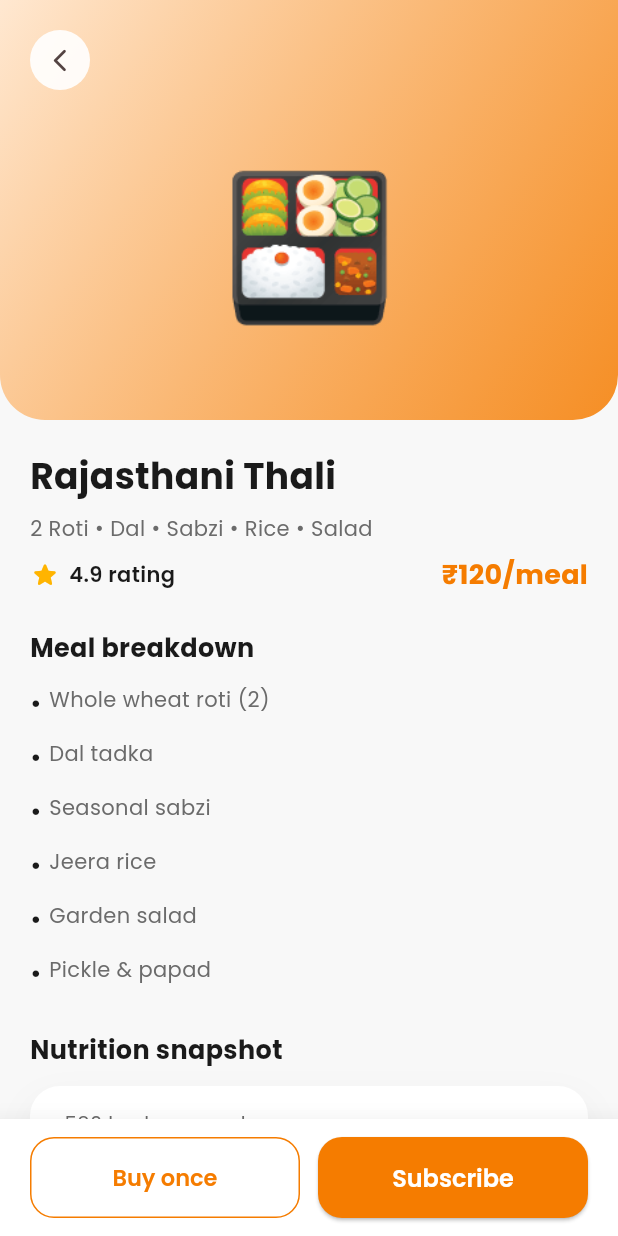
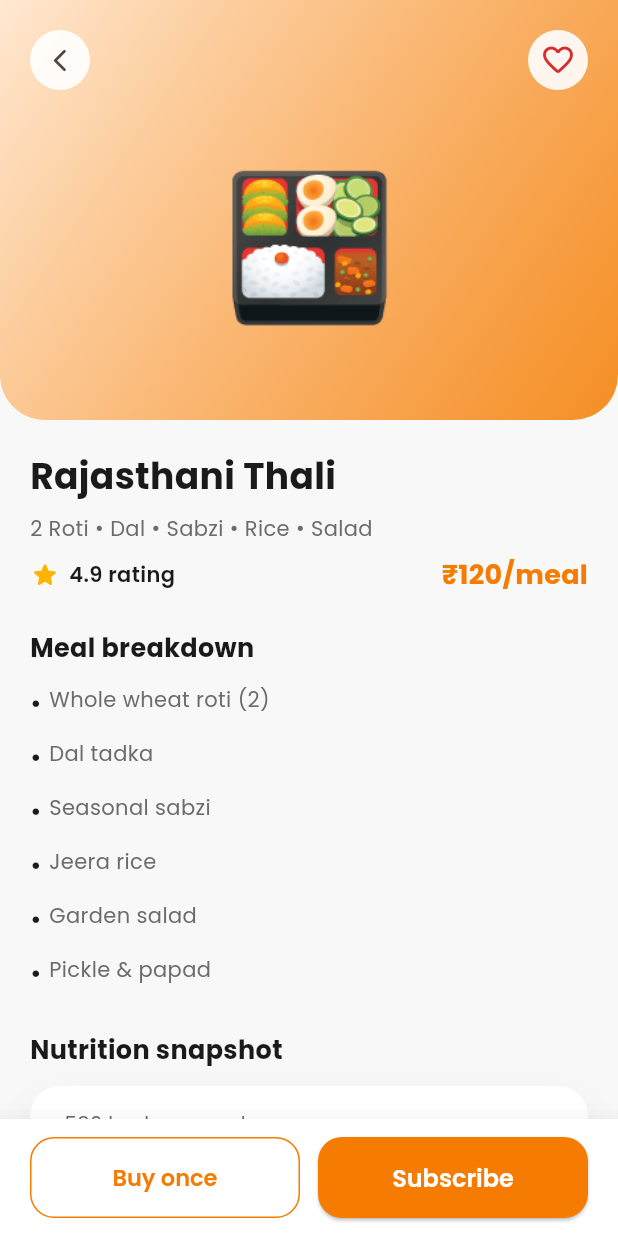
Before and after one commit to amritesh-0/Narsingh-Kitchen-app, a Flutter app: the TiffinDetailScreen screen opened by its route, on a phone screen of 412 x 824 dp. Run offline on Flutter 3.47's test engine with Material 3 defaults, Android fonts, the phone set to English and light mode, and no system bars; our stand-ins replace cloud_firestore, firebase_auth, firebase_core, google_fonts, shared_preferences, smooth_page_indicator; accounts and stored records are empty.

Commit message:
feat: add save functionality to TiffinDetailScreen with favorite toggle

```diff
--- a/lib/features/tiffin/tiffin_detail_screen.dart
+++ b/lib/features/tiffin/tiffin_detail_screen.dart
@@ -3,6 +3,7 @@ import 'package:google_fonts/google_fonts.dart';
 
 import '../../core/constants/app_colors.dart';
 import '../../core/constants/app_routes.dart';
+import '../../core/services/saved_service.dart';
 import '../../core/widgets/cart_dock.dart';
 import '../../data/cart_service.dart';
 import '../../models/product_model.dart';
@@ -50,6 +51,8 @@ class TiffinDetailScreen extends StatelessWidget {
                         child: Column(
                           crossAxisAlignment: CrossAxisAlignment.start,
                           children: [
+                            Row(
+                              children: [
                                 IconButton(
                                   onPressed: () => Navigator.maybePop(context),
                                   style: IconButton.styleFrom(
@@ -60,6 +63,30 @@ class TiffinDetailScreen extends StatelessWidget {
                                     Icons.arrow_back_ios_new_rounded,
                                     size: 18,
                                   ),
+                                ),
+                                const Spacer(),
+                                ListenableBuilder(
+                                  listenable: SavedService.instance,
+                                  builder: (context, _) {
+                                    final isSaved = SavedService.instance
+                                        .isSaved(product.id);
+                                    return IconButton(
+                                      onPressed: () => SavedService.instance
+                                          .toggle(product.id),
+                                      style: IconButton.styleFrom(
+                                        backgroundColor: AppColors.whiteSurface
+                                            .withValues(alpha: 0.9),
+                                      ),
+                                      icon: Icon(
+                                        isSaved
+                                            ? Icons.favorite_rounded
+                                            : Icons.favorite_border_rounded,
+                                        color: AppColors.primaryRed,
+                                      ),
+                                    );
+                                  },
+                                ),
+                              ],
                             ),
                             const Spacer(),
                             Center(
```
Lines whose indentation alone changed are shown as unchanged.
